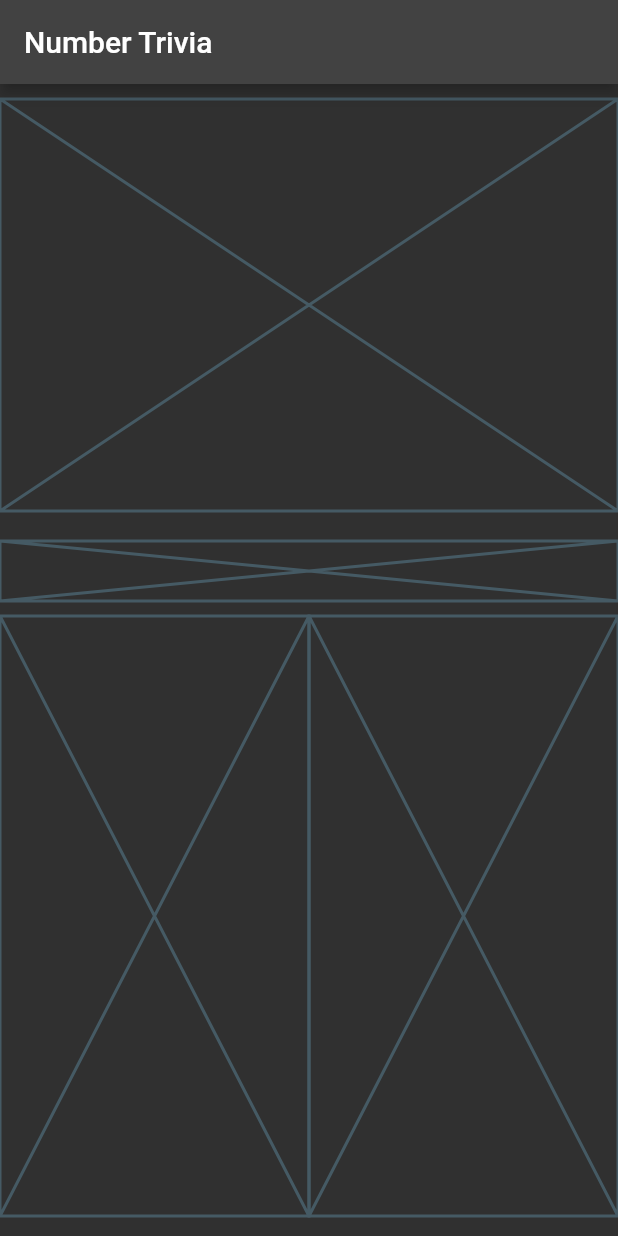
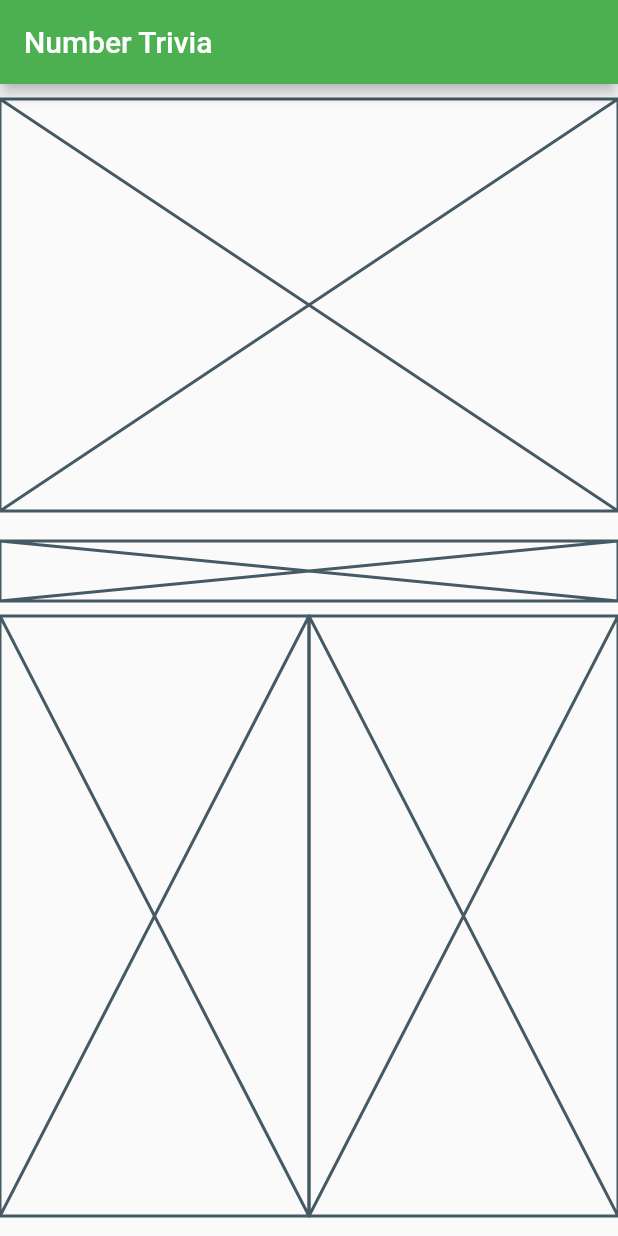
Before and after one commit to azeunkn0wn/clean_architecture_tdd_course, a Flutter app: the screen it shows after launch, on a phone screen of 412 x 824 dp. Run offline on Flutter 3.47's test engine with Material 2 defaults, Android fonts, the phone set to English and light mode, and no system bars; our stand-ins replace bloc, dartz, equatable, flutter_bloc, get_it, internet_connection_checker and 1 more; statements that could not run were skipped.

Commit message:
style minor changes to themes

```diff
--- a/lib/main.dart
+++ b/lib/main.dart
@@ -1,4 +1,5 @@
 import 'package:flutter/material.dart';
+import 'package:shared_preferences/shared_preferences.dart';
 
 import 'features/number_trivia/presentation/pages/number_trivia_page.dart';
 import 'injection_container.dart' as di;
@@ -6,7 +7,7 @@ import 'injection_container.dart' as di;
 void main() async {
   WidgetsFlutterBinding.ensureInitialized();
   di.init();
-  //? await di.sl.isReady<SharedPreferences>();
+  await di.sl.isReady<SharedPreferences>();
 
   runApp(const MyApp());
 }
@@ -22,17 +23,17 @@ class MyApp extends StatelessWidget {
         colorScheme: ColorScheme.fromSwatch(
             primarySwatch: Colors.green,
             brightness: Brightness.light,
-            accentColor: Colors.green.shade600),
+            accentColor: Colors.green.shade100),
       ),
       darkTheme: ThemeData(
         colorScheme: ColorScheme.fromSwatch(
             primarySwatch: Colors.green,
             brightness: Brightness.dark,
-            accentColor: Colors.green.shade600,
+            accentColor: Colors.green.shade900,
             backgroundColor: Colors.grey[900]),
       ),
-      themeMode: ThemeMode.dark,
-      home: NumberTriviaPage(),
+      themeMode: ThemeMode.system,
+      home: const NumberTriviaPage(),
     );
   }
 }
```
